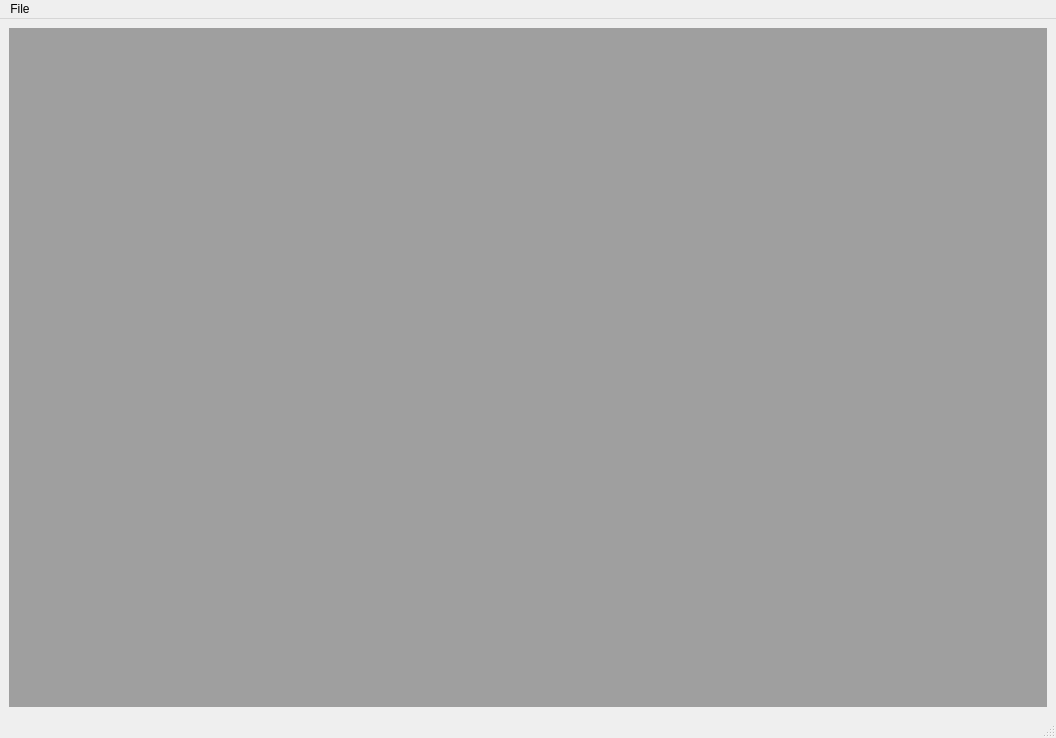
Qt form UI/layout_1_0.ui (lasicol/ChessLadder) before a commit.
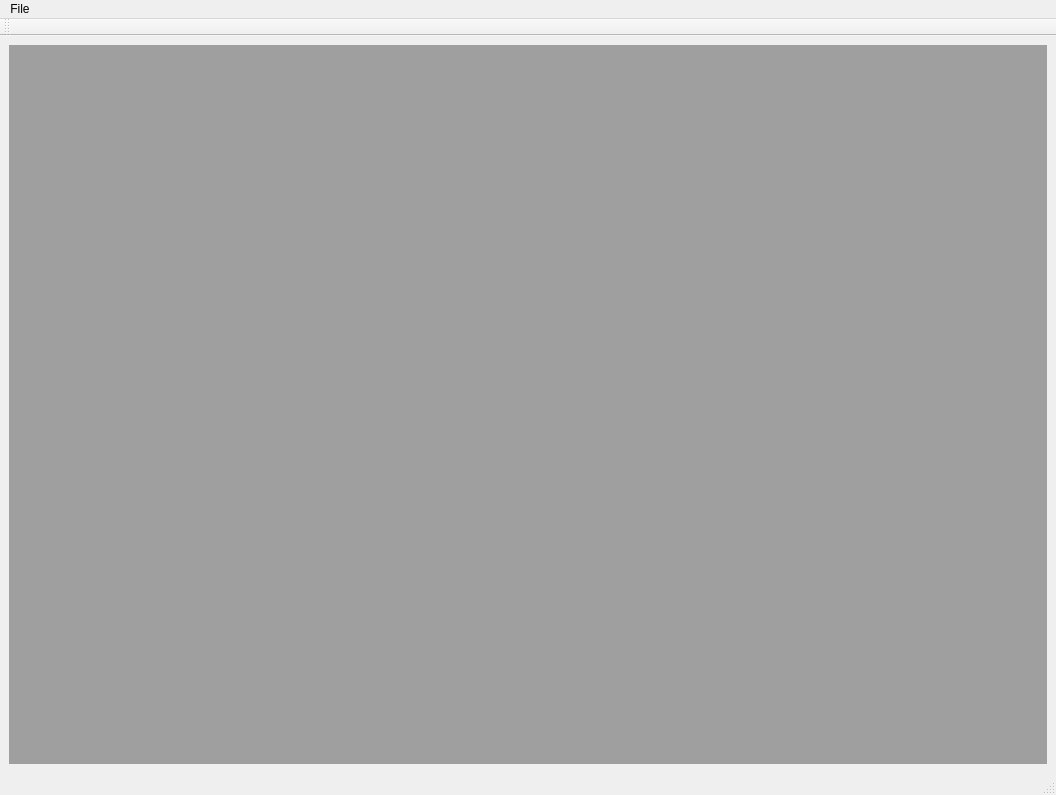
The same form after that commit.

Diff of the .ui file:
```diff
--- a/UI/layout_1_0.ui
+++ b/UI/layout_1_0.ui
@@ -7,7 +7,7 @@
     <x>0</x>
     <y>0</y>
     <width>1056</width>
-    <height>738</height>
+    <height>795</height>
    </rect>
   </property>
   <property name="windowTitle">
@@ -38,6 +38,17 @@
    <addaction name="menuFile"/>
   </widget>
   <widget class="QStatusBar" name="statusbar"/>
+  <widget class="QToolBar" name="toolBar">
+   <property name="windowTitle">
+    <string>toolBar</string>
+   </property>
+   <attribute name="toolBarArea">
+    <enum>TopToolBarArea</enum>
+   </attribute>
+   <attribute name="toolBarBreak">
+    <bool>false</bool>
+   </attribute>
+  </widget>
   <action name="actionNew_tournament">
    <property name="text">
     <string>New tournament</string>
```
